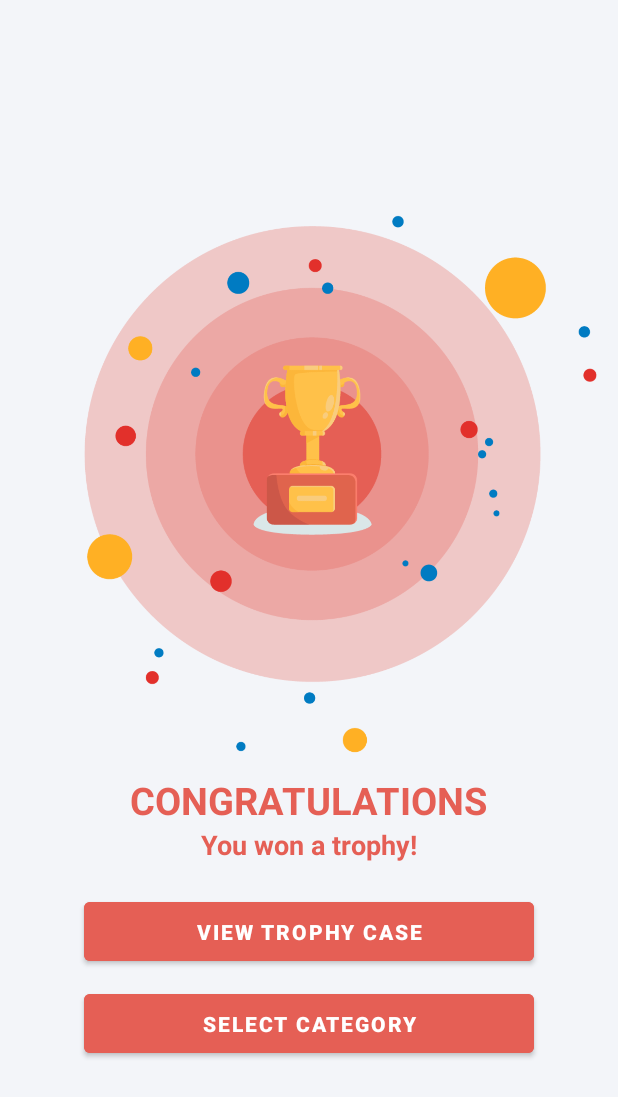
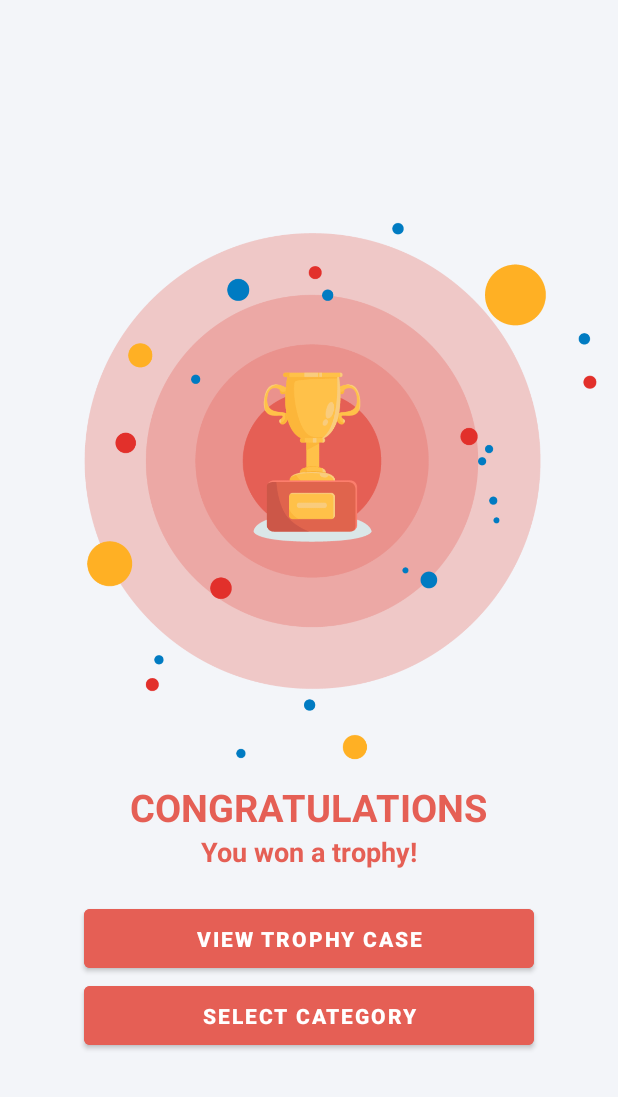
Before and after one commit to noah-erasmus/QuizzApp, an Android app: the PrizeActivity screen opened directly, with no data from a screen before it, on a phone screen of 412 x 824 dp. Shown: the top 1097 px of the screen. Run offline under Robolectric (Android 15) with nearby library versions, the phone set to English and light mode, and no system bars.

Commit message:
Final changes

```diff
--- a/app/src/main/java/com/example/quizzapp/LevelFinishActivity.kt
+++ b/app/src/main/java/com/example/quizzapp/LevelFinishActivity.kt
@@ -68,6 +68,7 @@ class LevelFinishActivity : AppCompatActivity() {
             answersmeter_count.text == "5"
             answersmeter_progress.setImageResource(R.drawable.answers_meter_5)
         }
+        answersmeter_count.text = rightAnswers.toString()
 
         //Store category level in shared preferences
         if(categoryNumber == 1){
--- a/app/src/main/res/layout/activity_avatar_select.xml
+++ b/app/src/main/res/layout/activity_avatar_select.xml
@@ -32,7 +32,7 @@
                 <ImageView
                     android:layout_width="20dp"
                     android:layout_height="wrap_content"
-                    android:src="@drawable/back_arrow"
+                    android:src="@drawable/back_arrow_white"
                     android:layout_gravity="center"></ImageView>
 
             </androidx.cardview.widget.CardView>
--- a/app/src/main/res/layout/activity_prize.xml
+++ b/app/src/main/res/layout/activity_prize.xml
@@ -65,8 +65,7 @@
             android:padding="10dp"
             android:text="select category"
             android:textStyle="bold"
-            android:textColor="@color/white"
-            android:layout_marginTop="10dp">
+            android:textColor="@color/white">
 
         </Button>
 
--- a/app/src/main/res/layout/activity_select_category.xml
+++ b/app/src/main/res/layout/activity_select_category.xml
@@ -84,24 +84,26 @@
                             android:orientation="horizontal"
                             android:layout_marginTop="5dp">
                             <ImageView
+                                android:id="@+id/cat1Trophy"
                                 android:layout_width="25dp"
                                 android:layout_height="25dp"
                                 android:src="@drawable/empty_trophy"
                                 android:layout_marginLeft="10dp"></ImageView>
                             <ImageView
+                                android:id="@+id/cat2Trophy"
                                 android:layout_width="25dp"
                                 android:layout_height="25dp"
                                 android:src="@drawable/empty_trophy"
 
                                 android:layout_marginLeft="10dp"></ImageView>
                             <ImageView
+                                android:id="@+id/cat3Trophy"
                                 android:layout_width="25dp"
                                 android:layout_height="25dp"
                                 android:src="@drawable/empty_trophy"
-
                                 android:layout_marginLeft="10dp"></ImageView>
 
-                        </LinearLayout>
+                        </LinearLayout>v
                     </LinearLayout>
                 </LinearLayout>
 
--- a/app/src/main/res/values-night/themes.xml
+++ b/app/src/main/res/values-night/themes.xml
@@ -6,9 +6,9 @@
         <item name="colorPrimaryVariant">@color/purple_700</item>
         <item name="colorOnPrimary">@color/white</item>
         <!-- Secondary brand color. -->
-        <item name="colorSecondary">@color/teal_200</item>
-        <item name="colorSecondaryVariant">@color/teal_200</item>
-        <item name="colorOnSecondary">@color/black</item>
+        <item name="colorSecondary">@color/movie_red</item>
+        <item name="colorSecondaryVariant">@color/purple_700</item>
+        <item name="colorOnSecondary">@color/white</item>
         <!-- Status bar color. -->
         <item name="android:statusBarColor" tools:targetApi="l">?attr/colorPrimaryVariant</item>
         <!-- Customize your theme here. -->
--- a/app/src/main/res/values/themes.xml
+++ b/app/src/main/res/values/themes.xml
@@ -6,11 +6,11 @@
         <item name="colorPrimaryVariant">@color/purple_700</item>
         <item name="colorOnPrimary">@color/white</item>
         <!-- Secondary brand color. -->
-        <item name="colorSecondary">@color/teal_200</item>
-        <item name="colorSecondaryVariant">@color/teal_700</item>
-        <item name="colorOnSecondary">@color/black</item>
+        <item name="colorSecondary">@color/movie_red</item>
+        <item name="colorSecondaryVariant">@color/purple_700</item>
+        <item name="colorOnSecondary">@color/white</item>
         <!-- Status bar color. -->
-        <item name="android:statusBarColor" tools:targetApi="l">?attr/colorPrimaryVariant</item>
+        <item name="android:statusBarColor" tools:targetApi="l">@color/movie_red</item>
         <!-- Customize your theme here. -->
     </style>
 </resources>
```
Also changed, not shown: app/src/main/java/com/example/quizzapp/PrizeActivity.kt (+21 -0 lines), app/src/main/java/com/example/quizzapp/SelectCategoryActivity.kt (+13 -1 lines), app/src/main/res/drawable-v24/back_arrow_white.png (added), app/src/main/res/drawable/full_trophy.png (added).
